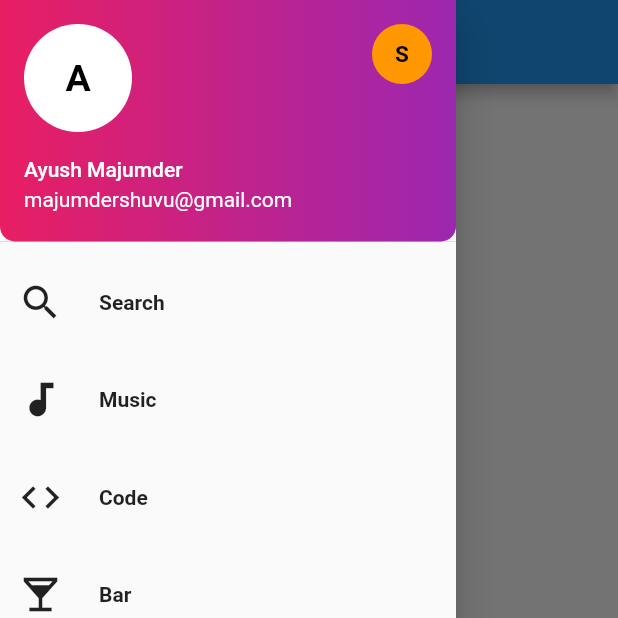
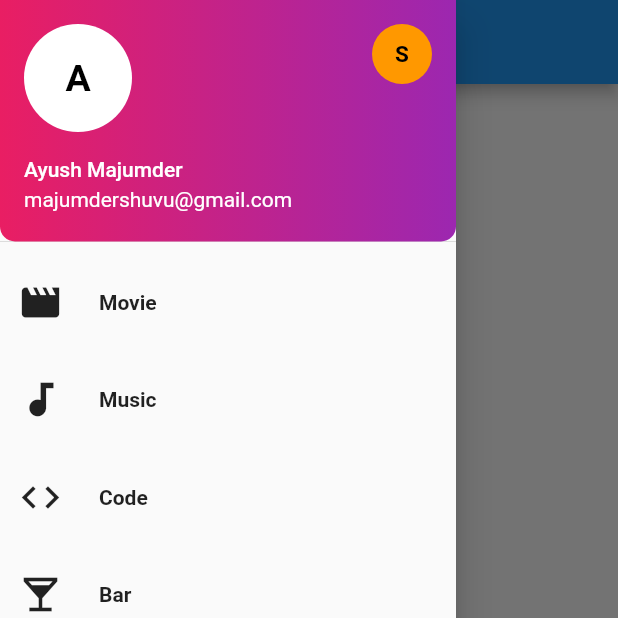
Before and after one commit to ayushmaz/flutter_drawer_app, a Flutter app: the screen it shows after launch, with the side drawer open, on a phone screen of 412 x 824 dp, the top half of it. Run offline on Flutter 3.47's test engine with Material 2 defaults, Android fonts, the phone set to English and light mode, and no system bars; Roboto replaces fonts that are missing (Schyler).

Commit message:
Adding decoration to drawer list

```diff
--- a/lib/DrawerList.dart
+++ b/lib/DrawerList.dart
@@ -8,7 +8,14 @@ class DrawerList extends StatelessWidget {
 
   @override
   Widget build(BuildContext context) {
-    return Container(
+    return InkWell(
+      splashColor: Colors.purpleAccent[200],
+      customBorder: RoundedRectangleBorder(
+          borderRadius: BorderRadius.only(
+              topRight: Radius.circular(150.0),
+              bottomRight: Radius.circular(150.0))),
+      onTap: () {},
+      child: Container(
         width: double.infinity,
         height: 65.0,
         child: Row(
@@ -24,12 +31,12 @@ class DrawerList extends StatelessWidget {
               padding: EdgeInsets.only(left: 12.0),
               child: Text(
                 listText,
-              style:
-                  TextStyle(fontFamily: "Schyler", fontWeight: FontWeight.w600),
+                style: TextStyle(fontWeight: FontWeight.w600),
               ),
             ),
           ],
         ),
+      ),
     );
   }
 }
--- a/lib/main.dart
+++ b/lib/main.dart
@@ -49,7 +49,7 @@ class MyApp extends StatelessWidget {
                     gradient:
                         LinearGradient(colors: [Colors.pink, Colors.purple])),
               ),
-              DrawerList("Search" , Icons.search),
+              DrawerList("Movie" , Icons.movie),
               DrawerList("Music" , Icons.audiotrack),
               DrawerList("Code" , Icons.code),
               DrawerList("Bar" , Icons.local_bar)
```
Also changed, not shown: pubspec.yaml (+6 -6 lines). Lines whose indentation alone changed are shown as unchanged.
